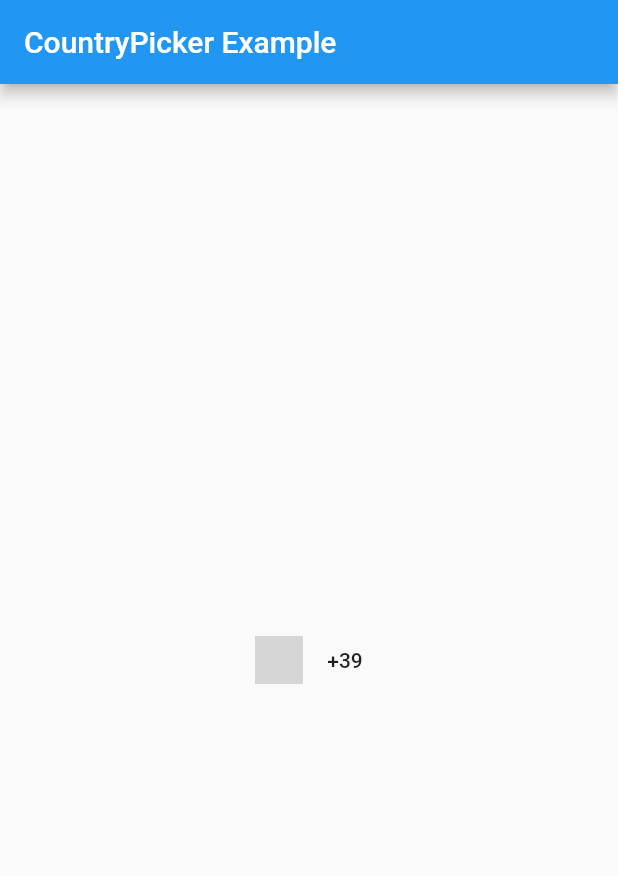
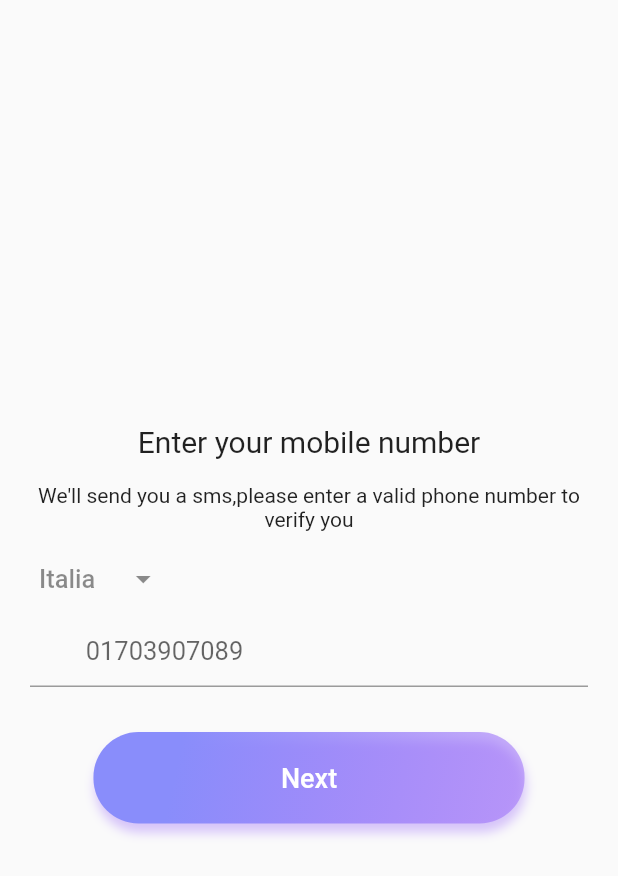
Before and after one commit to mirmahfuz99/flutter_country_code_picker, a Flutter app: the screen it shows after launch, on a phone screen of 412 x 824 dp. Shown: the top 876 px of the screen. Run offline on Flutter 3.47's test engine with Material 2 defaults, Android fonts, the phone set to English and light mode, and no system bars; Roboto replaces fonts that are missing (WorkSansNormal, WorkSansSemiBold); grey boxes are pictures that could not be loaded.

Commit message:
country code added with hint text

```diff
--- a/lib/country_code_picker/country_code_picker.dart
+++ b/lib/country_code_picker/country_code_picker.dart
@@ -2,7 +2,6 @@ import 'package:flutter/material.dart';
 import 'celement.dart';
 import 'country_codes.dart';
 import 'selection_dialog.dart';
-
 
 class CountryCodePicker extends StatefulWidget {
   final Function(CElement) onChanged;
@@ -43,32 +42,113 @@ class _CountryCodePickerState extends State<CountryCodePicker> {
   _CountryCodePickerState(this.elements);
 
   @override
-  Widget build(BuildContext context) => new FlatButton(
+  Widget build(BuildContext context) => new Column(
+        children: <Widget>[
+          new FlatButton(
             child: Flex(
               direction: Axis.horizontal,
-          mainAxisSize: MainAxisSize.min,
+              mainAxisSize: MainAxisSize.max,
               children: <Widget>[
                 Flexible(
                   child: Padding(
-                padding: const EdgeInsets.only(right: 16.0),
-                child: Image.asset(
-                  selectedItem.flagUri,
-                  package: 'country_code_picker',
-                  width: 32.0,
+                    padding: const EdgeInsets.only(left: 10.0, right: 10.0),
+                    child: Text(
+                      selectedItem.name,
+                      style: TextStyle(
+                          fontFamily: "WorkSansSemiBold",
+                          fontSize: 17.0,
+                          color: Colors.black45),
                     ),
                   ),
                 ),
                 Flexible(
-              child: Text(
-                selectedItem.toString(),
-                style: widget.textStyle ?? Theme.of(context).textTheme.button,
+                  child: Padding(
+                    padding: const EdgeInsets.only(left: 10.0, right: 10.0),
+                    child: Icon(
+                      Icons.arrow_drop_down,
+                      color: Colors.black45,
+                    ),
                   ),
                 ),
               ],
             ),
             padding: widget.padding,
             onPressed: _showSelectionDialog,
+          ),
+          _buildPhonNumber(),
+          _buildButton(),
+        ],
       );
+
+  Widget _buildPhonNumber() {
+    /// Name and Status Part
+    return Padding(
+        padding: const EdgeInsets.only(left: 20.0, right: 20.0,bottom: 30.0),
+        child: Column(
+
+          children: <Widget>[
+
+            TextField(
+              style: TextStyle(
+                  fontFamily: "WorkSansSemiBold",
+                  fontSize: 16.0,
+                  color: Colors.black),
+              decoration: InputDecoration(
+                //border: InputBorder.none,
+                prefixText: '${selectedItem.toString()}  ',
+                hintText: "01703907089",
+                hintStyle: TextStyle(
+                  wordSpacing: 2.0,
+                  fontFamily: "WorkSansSemiBold",
+                  fontSize: 17.0,
+                ),
+              ),
+            ),
+          ],
+        ));
+  }
+
+  Widget _buildButton() {
+    return Center(
+      child: Container(
+        decoration: new BoxDecoration(
+          borderRadius: BorderRadius.all(Radius.circular(30.0)),
+          boxShadow: <BoxShadow>[
+            BoxShadow(
+              color: const Color(0x609968f8),
+              offset: Offset(1.0, 6.0),
+              blurRadius: 5.0,
+            ),
+          ],
+          gradient: new LinearGradient(
+              colors: [
+                const Color(0xFF898dfb),
+                const Color(0x809968f8),
+              ],
+              begin: const FractionalOffset(0.2, 0.2),
+              end: const FractionalOffset(1.0, 1.0),
+              stops: [0.0, 1.0],
+              tileMode: TileMode.clamp),
+        ),
+        child: MaterialButton(
+            highlightColor: Colors.transparent,
+            splashColor: const Color(0xFF9968f8),
+            //shape: RoundedRectangleBorder(borderRadius: BorderRadius.all(Radius.circular(5.0))),
+            child: Padding(
+              padding:
+                  const EdgeInsets.symmetric(vertical: 20.0, horizontal: 100.0),
+              child: Text(
+                "  Next  ",
+                style: TextStyle(
+                    color: Colors.white,
+                    fontSize: 18.0,
+                    fontFamily: "WorkSansNormal"),
+              ),
+            ),
+            onPressed: () => print("Login button pressed")),
+      ),
+    );
+  }
 
   @override
   initState() {
--- a/lib/main.dart
+++ b/lib/main.dart
@@ -18,15 +18,31 @@ class _MyAppState extends State<MyApp> {
   Widget build(BuildContext context) {
     return new MaterialApp(
         home: new Scaffold(
-            appBar: new AppBar(
-              title: const Text('CountryPicker Example'),
-            ),
             body: new Center(
-              child: new CountryCodePicker(
-                  onChanged: print,
-                  // Initial selection and favorite can be one of code ('IT') OR dial_code('+39')
-                  initialSelection: 'IT',
-                  favorite: ['+39', 'FR']),
+              child: Column(
+                mainAxisAlignment: MainAxisAlignment.center,
+                crossAxisAlignment: CrossAxisAlignment.center,
+                children: <Widget>[
+                  Padding(
+                    padding: const EdgeInsets.all(8.0),
+                    child: new Text('Enter your mobile number',style: TextStyle(fontSize: 20.0),),
+                  ),
+                  Padding(
+                    padding: const EdgeInsets.symmetric(vertical: 8.0, horizontal: 24.0),
+                    child: Text(
+                      "We'll send you a sms,please enter a valid phone number to verify you",
+                      textAlign: TextAlign.center,
+                    ),
+                  ),
+                  new CountryCodePicker(
+                      onChanged: print,
+                      // Initial selection and favorite can be one of code ('IT') OR dial_code('+39')
+                      initialSelection: 'IT',
+                      favorite: ['+39', 'FR']),
+
+
+                ],
+              ),
             )));
   }
 }
```
Lines whose indentation alone changed are shown as unchanged.
